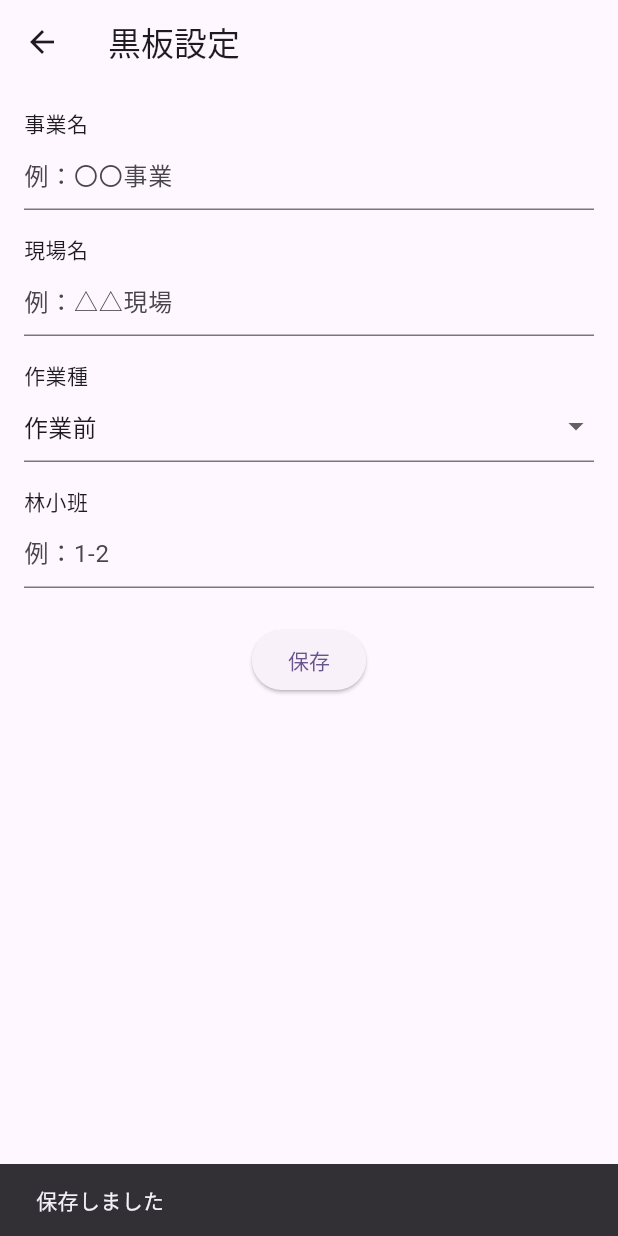
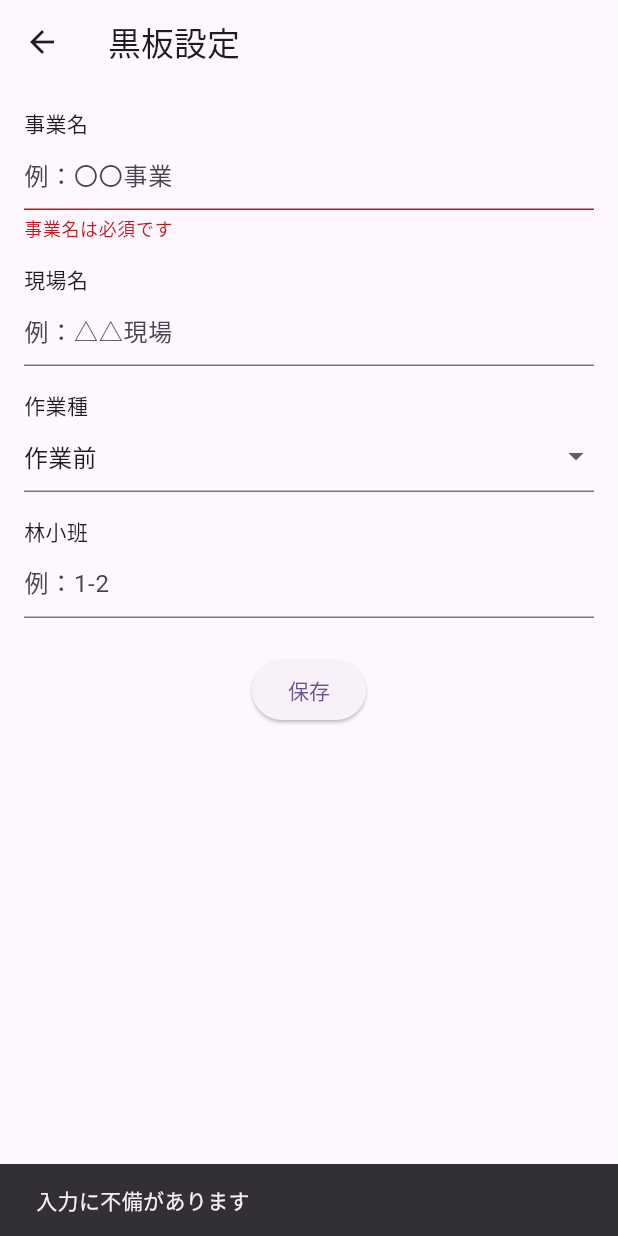
Before and after one commit to tm-qc/work_photo_app_sample, a Flutter app: the BlackboardSettingScreen screen opened directly, after a tap on "保存", on a phone screen of 412 x 824 dp. Run offline on Flutter 3.47's test engine with Material 3 defaults, Android fonts, the phone set to English and light mode, and no system bars; our stand-ins replace shared_preferences; accounts and stored records are empty.

Commit message:
バリデーション実装「バリデーションのイベントトリガー+メッセージ表示実装」
まず「lib/ui/blackboard_setting/widgets/blackboard_setting_screen.dart」にバリデーション作成
そのあとに「utils/validators.dart に共通バリデーション関数をまとめる」をします

残作業
・一部改修の余地ありはTODOで残してる
・✅ ユニットテスト導入

※関係性について

Screen(Widget)
MainのUI画面
基本的にViewModel経由で情報を取得する
ただし、Model の定数や固定メニューは直接参照OK

ViewModel
State定義し、Serviceを参照し情報を取得しScreenに渡す

Service
Modelからデータを参照し処理し、ViewModelに渡す

Model
このWidget（Screen）で使うデータを定義する
プルダウンメニューの内容も定義するのでScreenから直接参照される時もある

```diff
--- a/lib/ui/blackboard_setting/widgets/blackboard_setting_screen.dart
+++ b/lib/ui/blackboard_setting/widgets/blackboard_setting_screen.dart
@@ -111,6 +111,11 @@ class _BlackboardSettingScreenState extends State<BlackboardSettingScreen> {
                     Center(
                       child: ElevatedButton(
                         onPressed: () async {
+                          // フォームのバリデーションがOKならtrue
+                          // また万が一nullならfalseにするという条件
+                          final isValid = _formKey.currentState?.validate() ?? false;
+
+                          if(isValid){
                             final bool result = await vm.saveData();
                             // 保存完了後のトースト(下から出てくるポップ）表示
                             //
@@ -124,6 +129,15 @@ class _BlackboardSettingScreenState extends State<BlackboardSettingScreen> {
                               ScaffoldMessenger.of(context).showSnackBar(
                                 SnackBar(content: Text(result ? '保存しました' : '保存に失敗しました')),
                               );
+                            }
+                            return;
+                          }else{
+                            if (context.mounted) {
+                              ScaffoldMessenger.of(context).showSnackBar(
+                                const SnackBar(content: Text('入力に不備があります')),
+                              );
+                            }
+                            return;
                           }
                         },
                         child: Text('保存'),
```
Lines whose indentation alone changed are shown as unchanged.
